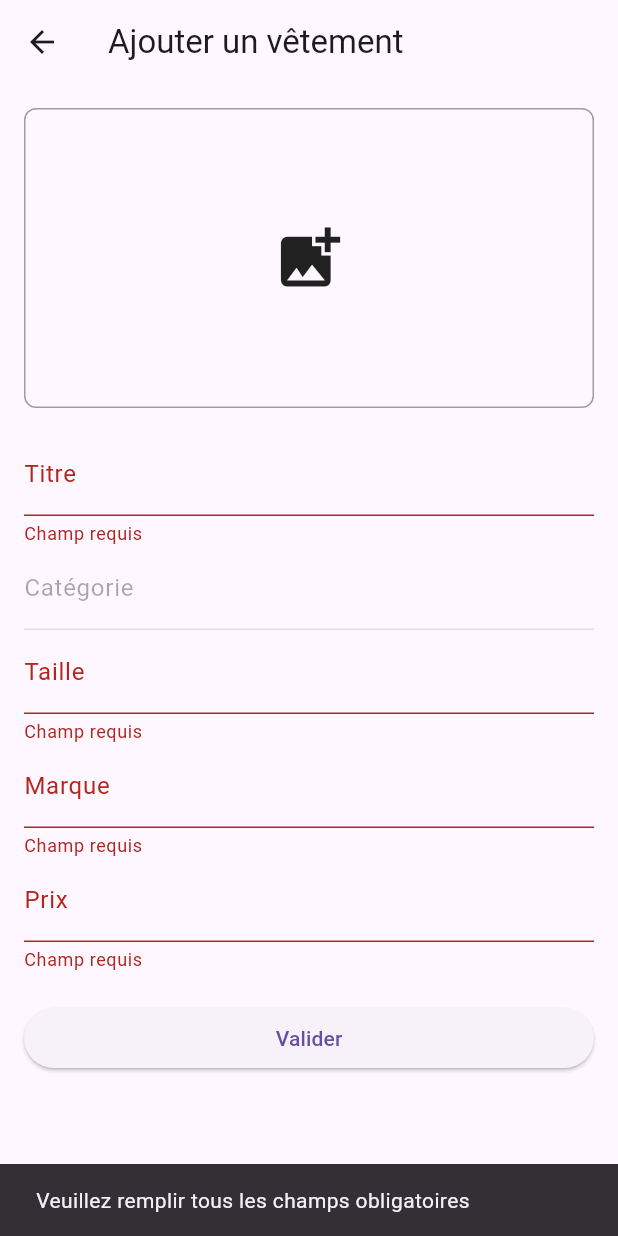
After one commit to sofidark321/clothing_store, a Flutter app: the AddClothingScreen screen opened directly, after a tap on "Valider", on a phone screen of 412 x 824 dp. The commit adds this screen. Run offline on Flutter 3.47's test engine with Material 3 defaults, Android fonts, the phone set to English and light mode, and no system bars; our stand-ins replace cloud_firestore, firebase_core, image_picker; accounts and stored records are empty.

Commit message:
ajout de produit

```diff
--- /dev/null
+++ b/lib/screens/AddClothingScreen.dart
@@ -0,0 +1,180 @@
+import 'dart:io';
+import 'dart:convert';
+import 'package:flutter/material.dart';
+import 'package:cloud_firestore/cloud_firestore.dart';
+import 'package:image_picker/image_picker.dart';
+import '../models/clothing.dart';
+
+class AddClothingScreen extends StatefulWidget {
+  const AddClothingScreen({super.key});
+
+  @override
+  _AddClothingScreenState createState() => _AddClothingScreenState();
+}
+
+class _AddClothingScreenState extends State<AddClothingScreen> {
+  final _formKey = GlobalKey<FormState>();
+  File? _imageFile;
+  String? _category;
+  final _titleController = TextEditingController();
+  final _sizeController = TextEditingController();
+  final _brandController = TextEditingController();
+  final _priceController = TextEditingController();
+  bool _isLoading = false;
+
+  final List<String> _categories = ['Pantalon', 'Short', 'Haut', 'Robe', 'Jupe', 'Accessoire'];
+
+  Future<void> _pickImage() async {
+    final ImagePicker picker = ImagePicker();
+    final XFile? image = await picker.pickImage(
+      source: ImageSource.gallery,
+      maxWidth: 800,  // Limiter la taille de l'image
+      maxHeight: 800,
+      imageQuality: 85  // Compression
+    );
+
+    if (image != null) {
+      setState(() {
+        _imageFile = File(image.path);
+        _category = _categories[0];
+      });
+    }
+  }
+
+  Future<String> _imageToBase64() async {
+    if (_imageFile == null) return '';
+
+    try {
+      List<int> imageBytes = await _imageFile!.readAsBytes();
+      return base64Encode(imageBytes);
+    } catch (e) {
+      print('Erreur de conversion en base64: $e');
+      throw Exception('Échec de la conversion de l\'image');
+    }
+  }
+
+  Future<void> _saveClothing() async {
+    if (!_formKey.currentState!.validate() || _imageFile == null) {
+      ScaffoldMessenger.of(context).showSnackBar(
+        const SnackBar(content: Text('Veuillez remplir tous les champs obligatoires')),
+      );
+      return;
+    }
+
+    setState(() => _isLoading = true);
+
+    try {
+      final imageBase64 = await _imageToBase64();
+
+      final clothing = Clothing(
+        id: DateTime.now().toString(),
+        title: _titleController.text,
+        imageUrl: imageBase64,  // Stockage de l'image en base64
+        size: _sizeController.text,
+        price: double.parse(_priceController.text),
+        category: _category ?? '',
+        brand: _brandController.text,
+      );
+
+      await FirebaseFirestore.instance
+          .collection('clothes')
+          .doc(clothing.id)
+          .set(clothing.toMap());
+
+      Navigator.pop(context);
+      ScaffoldMessenger.of(context).showSnackBar(
+        const SnackBar(content: Text('Vêtement ajouté avec succès')),
+      );
+    } catch (e) {
+      ScaffoldMessenger.of(context).showSnackBar(
+        SnackBar(content: Text('Erreur lors de l\'ajout: $e')),
+      );
+    } finally {
+      setState(() => _isLoading = false);
+    }
+  }
+
+  @override
+  Widget build(BuildContext context) {
+    return Scaffold(
+      appBar: AppBar(
+        title: const Text('Ajouter un vêtement'),
+      ),
+      body: Form(
+        key: _formKey,
+        child: ListView(
+          padding: const EdgeInsets.all(16.0),
+          children: [
+            // Zone de l'image
+            GestureDetector(
+              onTap: _pickImage,
+              child: Container(
+                height: 200,
+                decoration: BoxDecoration(
+                  border: Border.all(color: Colors.grey),
+                  borderRadius: BorderRadius.circular(8),
+                ),
+                child: _imageFile != null
+                    ? Image.file(_imageFile!, fit: BoxFit.cover)
+                    : const Icon(Icons.add_photo_alternate, size: 50),
+              ),
+            ),
+            const SizedBox(height: 16),
+
+            // Titre
+            TextFormField(
+              controller: _titleController,
+              decoration: const InputDecoration(labelText: 'Titre'),
+              validator: (value) => value?.isEmpty ?? true ? 'Champ requis' : null,
+            ),
+
+            // Catégorie (non éditable)
+            TextFormField(
+              initialValue: _category,
+              enabled: false,
+              decoration: const InputDecoration(labelText: 'Catégorie'),
+            ),
+
+            // Taille
+            TextFormField(
+              controller: _sizeController,
+              decoration: const InputDecoration(labelText: 'Taille'),
+              validator: (value) => value?.isEmpty ?? true ? 'Champ requis' : null,
+            ),
+
+            // Marque
+            TextFormField(
+              controller: _brandController,
+              decoration: const InputDecoration(labelText: 'Marque'),
+              validator: (value) => value?.isEmpty ?? true ? 'Champ requis' : null,
+            ),
+
+            // Prix
+            TextFormField(
+              controller: _priceController,
+              decoration: const InputDecoration(
+                labelText: 'Prix',
+                suffixText: '€',
+              ),
+              keyboardType: TextInputType.number,
+              validator: (value) {
+                if (value?.isEmpty ?? true) return 'Champ requis';
+                if (double.tryParse(value!) == null) return 'Prix invalide';
+                return null;
+              },
+            ),
+
+            const SizedBox(height: 20),
+
+            ElevatedButton(
+              onPressed: _isLoading ? null : _saveClothing,
+              child: _isLoading
+                  ? const CircularProgressIndicator()
+                  : const Text('Valider'),
+            ),
+          ],
+        ),
+      ),
+    );
+  }
+}
--- a/pubspec.yaml
+++ b/pubspec.yaml
@@ -40,6 +40,11 @@ dependencies:
   cloud_firestore: ^5.5.1
   provider: ^6.1.2
   intl: ^0.17.0
+  image_picker: ^1.0.7
+  firebase_storage: ^12.3.7
+
+
+
 dev_dependencies:
   flutter_test:
     sdk: flutter
```
Also changed, not shown: lib/screens/profile_screen.dart (+15 -5 lines), pubspec.lock, 8 other files.
